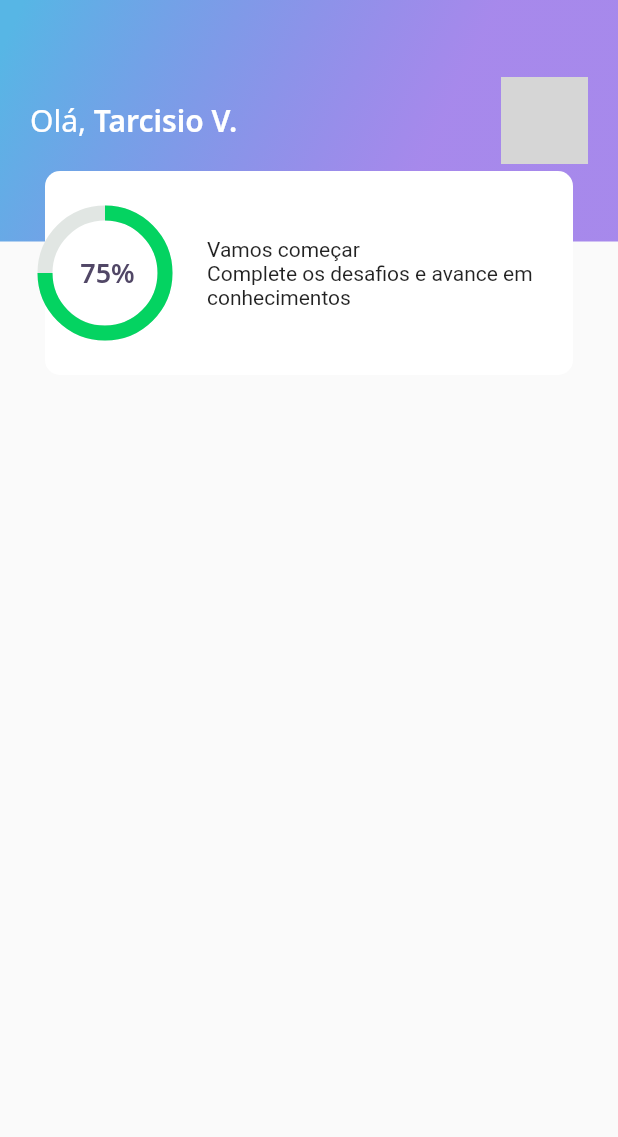
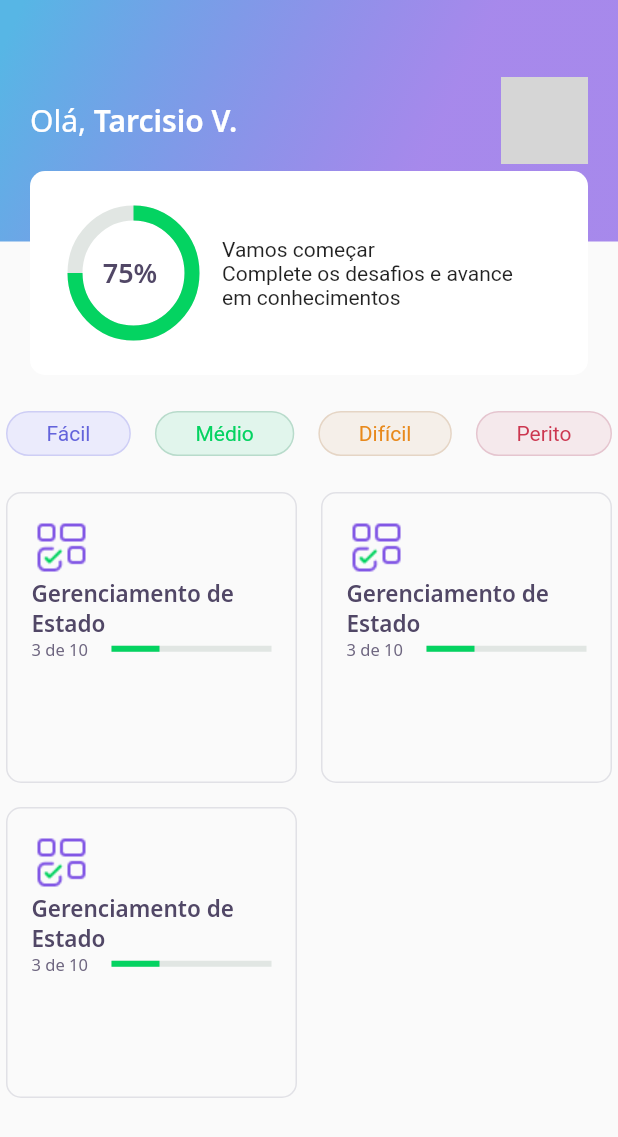
Before and after one commit to devtvas/flutter_nwl5, a Flutter app: the HomePage screen opened directly, on a phone screen of 412 x 824 dp. Shown: the top 1137 px of the screen. Run offline on Flutter 3.47's test engine with Material 2 defaults, Android fonts, the phone set to English and light mode, and no system bars; our stand-ins replace google_fonts; network calls fail; grey boxes are pictures that could not be loaded.

Commit message:
20 as 20

```diff
--- /dev/null
+++ b/lib/challenge/challenge_page.dart
@@ -0,0 +1,22 @@
+import 'package:flutter/material.dart';
+
+import 'widgets/question_indicator/question_indicator.dart';
+
+class ChallengePage extends StatefulWidget {
+  ChallengePage({Key? key}) : super(key: key);
+
+  @override
+  _ChallengePageState createState() => _ChallengePageState();
+}
+
+class _ChallengePageState extends State<ChallengePage> {
+  @override
+  Widget build(BuildContext context) {
+    return Scaffold(
+      appBar: PreferredSize(
+        preferredSize: Size.fromHeight(60),
+        child: SafeArea(child: QuestionIndicatorWidget()),
+      ),
+    );
+  }
+}
--- /dev/null
+++ b/lib/challenge/widgets/question_indicator/question_indicator.dart
@@ -0,0 +1,37 @@
+import 'package:devquiz/core/app_text_styles.dart';
+import 'package:devquiz/shared/widgets/progress_indicator/progress_indicator_widget.dart';
+import 'package:flutter/material.dart';
+
+class QuestionIndicatorWidget extends StatelessWidget {
+  const QuestionIndicatorWidget({Key? key}) : super(key: key);
+
+  @override
+  Widget build(BuildContext context) {
+    return Container(
+      child: Padding(
+        padding: const EdgeInsets.symmetric(horizontal: 20),
+        child: Column(
+          children: [
+            Row(
+              mainAxisAlignment: MainAxisAlignment.spaceBetween,
+              children: [
+                Text(
+                  "Questao 04",
+                  style: AppTextStyles.body11,
+                ),
+                Text(
+                  "de 10",
+                  style: AppTextStyles.body11,
+                ),
+              ],
+            ),
+            SizedBox(
+              height: 16,
+            ),
+            ProgressIndicatorWidget(value: 0.4)
+          ],
+        ),
+      ),
+    );
+  }
+}
--- a/lib/core/app_widget.dart
+++ b/lib/core/app_widget.dart
@@ -1,5 +1,4 @@
-import 'package:DevQuiz/home/home_page.dart';
-import 'package:DevQuiz/splash/splash_page.dart';
+import 'package:devquiz/challenge/challenge_page.dart';
 import 'package:flutter/material.dart';
 
 class AppWidget extends StatelessWidget {
@@ -9,7 +8,7 @@ class AppWidget extends StatelessWidget {
       debugShowCheckedModeBanner: false,
       title: "DevQuiz",
       // home: SplashPage(),
-      home: HomePage(),
+      home: ChallengePage(),
     );
   }
 }
--- a/lib/home/home_page.dart
+++ b/lib/home/home_page.dart
@@ -1,5 +1,8 @@
-import 'package:DevQuiz/widgets/appbar/app_bar_widget.dart';
 import 'package:flutter/material.dart';
+
+import 'widgets/appbar/app_bar_widget.dart';
+import 'widgets/level_button/level_button_widget.dart';
+import 'widgets/quiz_card/quiz_card_widget.dart';
 
 class HomePage extends StatefulWidget {
   HomePage({Key? key}) : super(key: key);
@@ -13,6 +16,62 @@ class _HomePageState extends State<HomePage> {
   Widget build(BuildContext context) {
     return Scaffold(
       appBar: AppBarWidget(),
+      body: Padding(
+        padding: const EdgeInsets.symmetric(horizontal: 4),
+        child: Column(
+          children: [
+            SizedBox(
+              height: 24,
+            ),
+            Row(
+              mainAxisAlignment: MainAxisAlignment.spaceBetween,
+              children: [
+                LevelButtonWidget(
+                  label: "Fácil",
+                ),
+                LevelButtonWidget(
+                  label: "Médio",
+                ),
+                LevelButtonWidget(
+                  label: "Difícil",
+                ),
+                LevelButtonWidget(
+                  label: "Perito",
+                ),
+              ],
+            ),
+            SizedBox(
+              height: 24,
+            ),
+            Expanded(
+              child: GridView.count(
+                crossAxisSpacing: 16,
+                mainAxisSpacing: 16,
+                crossAxisCount: 2,
+                children: <Widget>[
+                  QuizCardWidget(),
+                  QuizCardWidget(),
+                  QuizCardWidget()
+                ],
+              ),
+            )
+            // Column(
+            //   children: [
+            //     Padding(
+            //       padding: const EdgeInsets.all(8.0),
+            //       child: Row(
+            //         mainAxisAlignment: MainAxisAlignment.spaceBetween,
+            //         children: [
+            //           Container(width: 190, child: QuizCardWidget()),
+            //           Container(width: 190, child: QuizCardWidget()),
+            //         ],
+            //       ),
+            //     )
+            //   ],
+            // )
+          ],
+        ),
+      ),
     );
   }
 }
--- a/lib/widgets/appbar/app_bar_widget.dart
+++ b/lib/home/widgets/appbar/app_bar_widget.dart
@@ -1,6 +1,6 @@
-import 'package:DevQuiz/core/app_gradients.dart';
-import 'package:DevQuiz/core/core.dart';
-import 'package:DevQuiz/widgets/score_card/score_card_widget.dart';
+import 'package:devquiz/core/app_gradients.dart';
+import 'package:devquiz/core/core.dart';
+import 'package:devquiz/home/widgets/score_card/score_card_widget.dart';
 import 'package:flutter/material.dart';
 
 class AppBarWidget extends PreferredSize {
--- a/lib/widgets/chart/chart_widget.dart
+++ b/lib/home/widgets/chart/chart_widget.dart
@@ -1,4 +1,4 @@
-import 'package:DevQuiz/core/core.dart';
+import 'package:devquiz/core/core.dart';
 import 'package:flutter/material.dart';
 
 class ChartWidget extends StatelessWidget {
--- /dev/null
+++ b/lib/home/widgets/level_button/level_button_widget.dart
@@ -0,0 +1,57 @@
+import 'package:devquiz/core/core.dart';
+import 'package:flutter/material.dart';
+
+class LevelButtonWidget extends StatelessWidget {
+  final String label;
+  LevelButtonWidget({
+    Key? key,
+    required this.label,
+  })   : assert(["Fácil", "Médio", "Difícil", "Perito"].contains(label)),
+        super(key: key);
+
+  final config = {
+    "Fácil": {
+      "color": AppColors.levelButtonFacil,
+      "borderColor": AppColors.levelButtonBorderFacil,
+      "fontColor": AppColors.levelButtonTextFacil
+    },
+    "Médio": {
+      "color": AppColors.levelButtonMedio,
+      "borderColor": AppColors.levelButtonBorderMedio,
+      "fontColor": AppColors.levelButtonTextMedio
+    },
+    "Difícil": {
+      "color": AppColors.levelButtonDificil,
+      "borderColor": AppColors.levelButtonBorderDificil,
+      "fontColor": AppColors.levelButtonTextDificil
+    },
+    "Perito": {
+      "color": AppColors.levelButtonPerito,
+      "borderColor": AppColors.levelButtonBorderPerito,
+      "fontColor": AppColors.levelButtonTextPerito
+    }
+  };
+
+  Color get color => config[label]!['color']!;
+  Color get borderColor => config[label]!['borderColor']!;
+  Color get fontColor => config[label]!['fontColor']!;
+
+  @override
+  Widget build(BuildContext context) {
+    return Container(
+      decoration: BoxDecoration(
+          color: color,
+          border: Border.fromBorderSide(BorderSide(
+            color: borderColor,
+          )),
+          borderRadius: BorderRadius.circular(28)),
+      child: Padding(
+        padding: const EdgeInsets.symmetric(horizontal: 26, vertical: 6),
+        child: Text(
+          label,
+          style: TextStyle(color: fontColor),
+        ),
+      ),
+    );
+  }
+}
--- /dev/null
+++ b/lib/home/widgets/quiz_card/quiz_card_widget.dart
@@ -0,0 +1,57 @@
+// import 'package:DevQuiz/core/core.dart';
+import 'package:devquiz/core/core.dart';
+import 'package:devquiz/shared/widgets/progress_indicator/progress_indicator_widget.dart';
+import 'package:flutter/material.dart';
+
+class QuizCardWidget extends StatelessWidget {
+  const QuizCardWidget({Key? key}) : super(key: key);
+
+  @override
+  Widget build(BuildContext context) {
+    return Container(
+      padding: EdgeInsets.all(16),
+      decoration: BoxDecoration(
+          border: Border.fromBorderSide(
+            BorderSide(
+              color: AppColors.border,
+            ),
+          ),
+          borderRadius: BorderRadius.circular(10)),
+      child: Column(
+        crossAxisAlignment: CrossAxisAlignment.start,
+        children: [
+          Row(
+            // mainAxisAlignment: MainAxisAlignment.start,
+            children: [
+              Container(
+                height: 40,
+                width: 40,
+                child: Image.asset(AppImages.blocks),
+              ),
+            ],
+          ),
+          Text(
+            "Gerenciamento de Estado",
+            style: AppTextStyles.heading15,
+          ),
+          Row(
+            children: [
+              Expanded(
+                flex: 1,
+                child: Text(
+                  "3 de 10",
+                  style: AppTextStyles.body11,
+                ),
+              ),
+              Expanded(
+                  flex: 2,
+                  child: ProgressIndicatorWidget(
+                    value: 0.3,
+                  ))
+            ],
+          ),
+        ],
+      ),
+    );
+  }
+}
--- /dev/null
+++ b/lib/home/widgets/score_card/score_card_widget.dart
@@ -0,0 +1,44 @@
+import 'package:devquiz/core/app_colors.dart';
+import 'package:devquiz/home/widgets/chart/chart_widget.dart';
+import 'package:flutter/material.dart';
+
+class ScoreCardWidget extends StatelessWidget {
+  const ScoreCardWidget({Key? key}) : super(key: key);
+  @override
+  Widget build(BuildContext context) {
+    return Padding(
+      padding: const EdgeInsets.only(left: 20, right: 20),
+      child: Container(
+        height: 136,
+        decoration: BoxDecoration(
+            color: AppColors.white, borderRadius: BorderRadius.circular(10)),
+        child: Padding(
+          padding: const EdgeInsets.symmetric(horizontal: 30),
+          child: Row(
+            crossAxisAlignment: CrossAxisAlignment.center,
+            children: [
+              Expanded(
+                flex: 1,
+                child: ChartWidget(),
+              ),
+              Expanded(
+                flex: 3,
+                child: Padding(
+                  padding: const EdgeInsets.only(left: 20),
+                  child: Column(
+                    mainAxisAlignment: MainAxisAlignment.center,
+                    crossAxisAlignment: CrossAxisAlignment.start,
+                    children: [
+                      Text("Vamos começar"),
+                      Text("Complete os desafios e avance em conhecimentos")
+                    ],
+                  ),
+                ),
+              )
+            ],
+          ),
+        ),
+      ),
+    );
+  }
+}
--- a/lib/main.dart
+++ b/lib/main.dart
@@ -1,4 +1,3 @@
-import 'package:DevQuiz/rive/rive_widget.dart';
 import 'package:flutter/material.dart';
 
 import 'core/app_widget.dart';
@@ -16,8 +15,8 @@ class MyApp extends StatelessWidget {
       theme: ThemeData(
         primarySwatch: Colors.blue,
       ),
-      // home: AppWidget(),
-      home: RiveWidget(),
+      home: AppWidget(),
+      // home: RiveWidget(),
     );
   }
 }
--- /dev/null
+++ b/lib/shared/widgets/progress_indicator/progress_indicator_widget.dart
@@ -0,0 +1,20 @@
+import 'package:devquiz/core/app_colors.dart';
+import 'package:flutter/material.dart';
+
+class ProgressIndicatorWidget extends StatelessWidget {
+  final double value;
+
+  const ProgressIndicatorWidget({Key? key, required this.value})
+      : super(key: key);
+
+  @override
+  Widget build(BuildContext context) {
+    return Container(
+      child: LinearProgressIndicator(
+        value: value,
+        backgroundColor: AppColors.chartSecondary,
+        valueColor: AlwaysStoppedAnimation<Color>(AppColors.chartPrimary),
+      ),
+    );
+  }
+}
--- a/lib/splash/splash_page.dart
+++ b/lib/splash/splash_page.dart
@@ -1,4 +1,4 @@
-import 'package:DevQuiz/core/core.dart';
+import 'package:devquiz/core/core.dart';
 import 'package:flutter/material.dart';
 import 'package:url_launcher/url_launcher.dart';
 
--- a/lib/widgets/score_card/score_card_widget.dart
+++ /dev/null
@@ -1,41 +0,0 @@
-import 'package:DevQuiz/core/app_colors.dart';
-import 'package:DevQuiz/widgets/chart/chart_widget.dart';
-import 'package:flutter/material.dart';
-
-class ScoreCardWidget extends StatelessWidget {
-  const ScoreCardWidget({Key? key}) : super(key: key);
-  @override
-  Widget build(BuildContext context) {
-    return Padding(
-      padding: const EdgeInsets.symmetric(horizontal: 30),
-      child: Container(
-        height: 136,
-        decoration: BoxDecoration(
-            color: AppColors.white, borderRadius: BorderRadius.circular(10)),
-        child: Row(
-          crossAxisAlignment: CrossAxisAlignment.center,
-          children: [
-            Expanded(
-              flex: 1,
-              child: ChartWidget(),
-            ),
-            Expanded(
-              flex: 3,
-              child: Padding(
-                padding: const EdgeInsets.only(left: 20),
-                child: Column(
-                  mainAxisAlignment: MainAxisAlignment.center,
-                  crossAxisAlignment: CrossAxisAlignment.start,
-                  children: [
-                    Text("Vamos começar"),
-                    Text("Complete os desafios e avance em conhecimentos")
-                  ],
-                ),
-              ),
-            )
-          ],
-        ),
-      ),
-    );
-  }
-}
--- a/pubspec.yaml
+++ b/pubspec.yaml
@@ -1,4 +1,4 @@
-name: DevQuiz
+name: devquiz
 description: DevQuiz - Gabul DEV
 version: 1.0.0+1
 
```
Also changed, not shown: lib/home/widgets/level_button/level_button_widget copy.dart (added, +59 -0 lines), assets/images/web-repository.png.
